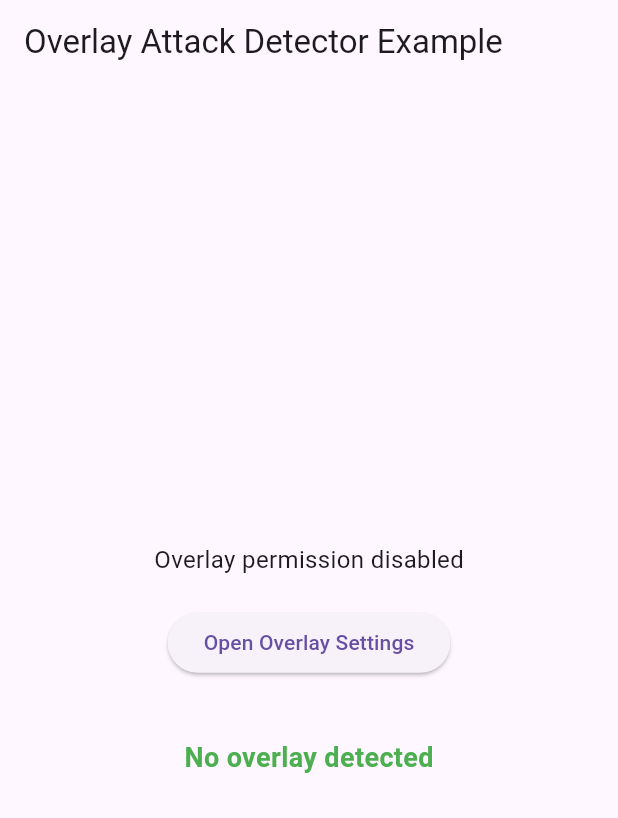
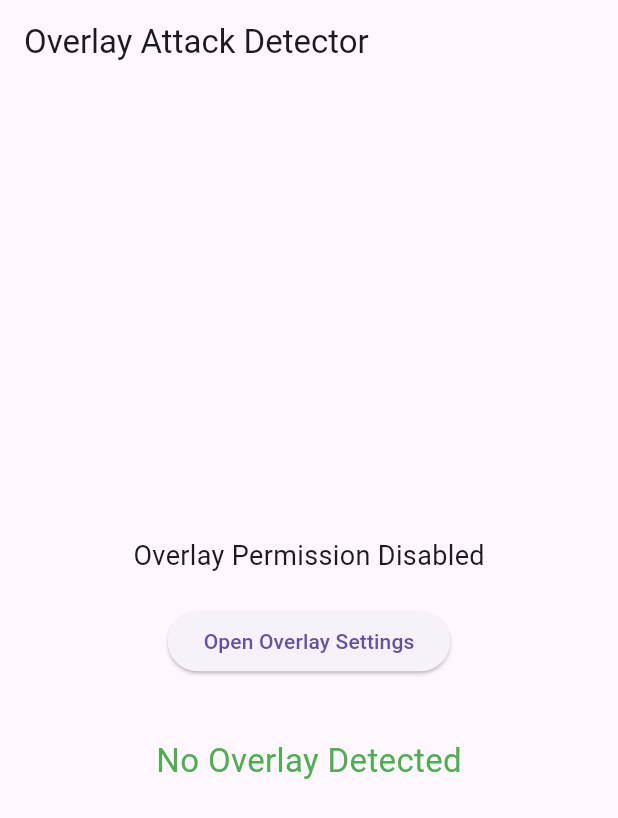
Before and after one commit to sidkhore1002/overlay_attack_detector, a Flutter app: the screen it shows after launch, after a tap on "Open Overlay Settings", on a phone screen of 412 x 824 dp. Shown: the top 818 px of the screen. Run offline on Flutter 3.47's test engine with Material 3 defaults, Android fonts, the phone set to English and light mode, and no system bars; our stand-ins replace plugin_platform_interface.

Commit message:
added code to github

```diff
--- a/example/lib/main.dart
+++ b/example/lib/main.dart
@@ -13,26 +13,39 @@ class MyApp extends StatefulWidget {
 }
 
 class _MyAppState extends State<MyApp> {
-  bool _overlayEnabled = false;
-  bool _overlayDetected = false;
+  bool overlayEnabled = false;
+  bool overlayDetected = false;
 
   @override
   void initState() {
     super.initState();
-    checkOverlay();
+    checkOverlayPermission();
     listenOverlay();
   }
 
-  Future<void> checkOverlay() async {
+  Future<void> checkOverlayPermission() async {
     final result = await OverlayAttackDetector.isOverlayEnabled();
-    if (!mounted) return;
-    setState(() => _overlayEnabled = result);
+
+    setState(() {
+      overlayEnabled = result;
+    });
   }
 
   void listenOverlay() {
     OverlayAttackDetector.overlayAttackStream.listen((detected) {
-      if (!mounted) return;
-      setState(() => _overlayDetected = detected);
+      setState(() {
+        overlayDetected = detected;
+      });
+
+      if (detected) {
+        showDialog(
+          context: context,
+          builder: (_) => const AlertDialog(
+            title: Text("Security Warning"),
+            content: Text("Overlay detected. Please disable overlay apps."),
+          ),
+        );
+      }
     });
   }
 
@@ -40,31 +53,34 @@ class _MyAppState extends State<MyApp> {
   Widget build(BuildContext context) {
     return MaterialApp(
       home: Scaffold(
-        appBar: AppBar(title: const Text('Overlay Attack Detector Example')),
+        appBar: AppBar(
+          title: const Text("Overlay Attack Detector"),
+        ),
         body: Center(
           child: Column(
             mainAxisAlignment: MainAxisAlignment.center,
             children: [
               Text(
-                _overlayEnabled
-                    ? "Overlay permission enabled"
-                    : "Overlay permission disabled",
-                style: const TextStyle(fontSize: 16),
+                overlayEnabled
+                    ? "Overlay Permission Enabled"
+                    : "Overlay Permission Disabled",
+                style: const TextStyle(fontSize: 18),
               ),
               const SizedBox(height: 20),
               ElevatedButton(
-                onPressed: () => OverlayAttackDetector.openOverlaySettings(),
+                onPressed: () {
+                  OverlayAttackDetector.openOverlaySettings();
+                },
                 child: const Text("Open Overlay Settings"),
               ),
               const SizedBox(height: 40),
               Text(
-                _overlayDetected
-                    ? "⚠️ Overlay detected! Possible attack!"
-                    : "No overlay detected",
+                overlayDetected
+                    ? "⚠ Overlay Attack Detected"
+                    : "No Overlay Detected",
                 style: TextStyle(
-                  fontSize: 18,
-                  fontWeight: FontWeight.bold,
-                  color: _overlayDetected ? Colors.red : Colors.green,
+                  fontSize: 22,
+                  color: overlayDetected ? Colors.red : Colors.green,
                 ),
               ),
             ],
--- a/lib/overlay_attack_detector.dart
+++ b/lib/overlay_attack_detector.dart
@@ -8,18 +8,22 @@ class OverlayAttackDetector {
   static const EventChannel _overlayEvents =
       EventChannel('overlay_attack_detector/events');
 
-  /// Check if overlay permission is enabled
+  /// Check if overlay permission enabled
   static Future<bool> isOverlayEnabled() async {
     final bool result = await _channel.invokeMethod('isOverlayEnabled');
+
     return result;
   }
 
-  /// Open overlay settings
+  /// Open overlay permission screen
   static Future<void> openOverlaySettings() async {
     await _channel.invokeMethod('openOverlaySettings');
   }
 
-  /// Real-time overlay detection stream
-  static Stream<bool> get overlayAttackStream =>
-      _overlayEvents.receiveBroadcastStream().map((event) => event as bool);
+  /// Real time overlay detection
+  static Stream<bool> get overlayAttackStream {
+    return _overlayEvents
+        .receiveBroadcastStream()
+        .map((event) => event as bool);
+  }
 }
--- a/pubspec.yaml
+++ b/pubspec.yaml
@@ -1,6 +1,6 @@
 name: overlay_attack_detector
 description: Flutter plugin to detect overlay attacks and obscured touches for secure payment flows on Android.
-version: 0.0.3
+version: 0.0.4
 homepage: https://github.com/sidkhore1002/overlay_attack_detector
 topics:
   - flutter-plugin
```
Also changed, not shown: example/pubspec.lock, 3 other files.
